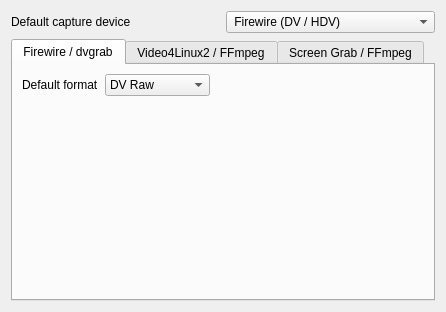
The window that src/widgets/configcapture_ui.ui (KDE/kdenlive) describes before a commit, drawn with Qt 5.
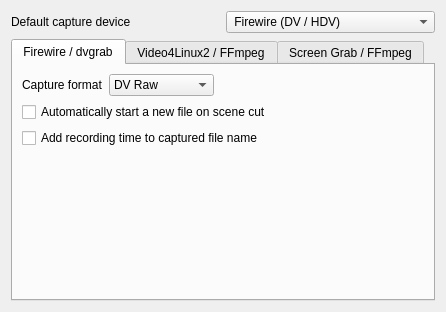
The same window after the commit. The open tabs and pages were chosen to show the change. Custom widgets are drawn as their Qt base class.

Commit message: Work on firewire capture: dv should work, you now get a captured file dialog when pressing disconnect

Patch:
```diff
--- a/src/widgets/configcapture_ui.ui
+++ b/src/widgets/configcapture_ui.ui
@@ -52,8 +52,8 @@
        <rect>
         <x>0</x>
         <y>0</y>
-        <width>486</width>
-        <height>270</height>
+        <width>430</width>
+        <height>238</height>
        </rect>
       </property>
       <attribute name="title" >
@@ -63,11 +63,11 @@
        <item row="0" column="0" >
         <widget class="QLabel" name="label_2" >
          <property name="text" >
-          <string>Default format</string>
+          <string>Capture format</string>
          </property>
         </widget>
        </item>
-       <item row="0" column="1" colspan="2" >
+       <item row="0" column="1" >
         <widget class="KComboBox" name="kcfg_firewireformat" >
          <item>
           <property name="text" >
@@ -91,7 +91,7 @@
          </item>
         </widget>
        </item>
-       <item row="0" column="3" >
+       <item row="0" column="2" >
         <spacer name="horizontalSpacer" >
          <property name="orientation" >
           <enum>Qt::Horizontal</enum>
@@ -104,7 +104,21 @@
          </property>
         </spacer>
        </item>
-       <item row="1" column="2" >
+       <item row="1" column="0" colspan="3" >
+        <widget class="QCheckBox" name="kcfg_firewireautosplit" >
+         <property name="text" >
+          <string>Automatically start a new file on scene cut</string>
+         </property>
+        </widget>
+       </item>
+       <item row="2" column="0" colspan="3" >
+        <widget class="QCheckBox" name="kcfg_firewiretimestamp" >
+         <property name="text" >
+          <string>Add recording time to captured file name</string>
+         </property>
+        </widget>
+       </item>
+       <item row="3" column="1" >
         <spacer name="verticalSpacer_2" >
          <property name="orientation" >
           <enum>Qt::Vertical</enum>
```
Left out of the diff: 9 changed lines with no effect on the pictures. The commit also changes 8 other files.
